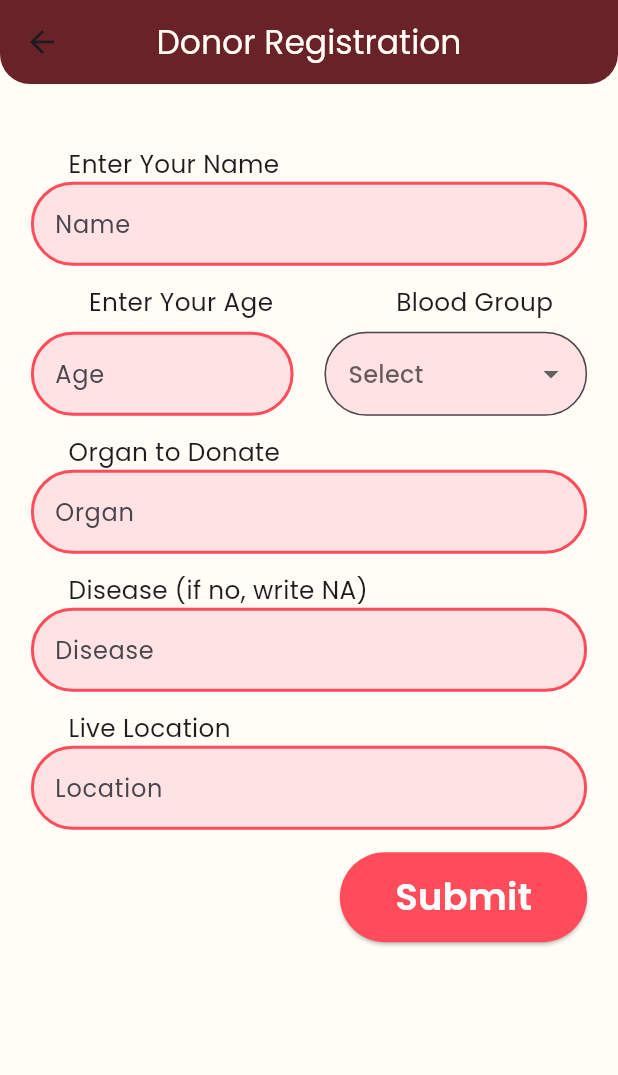
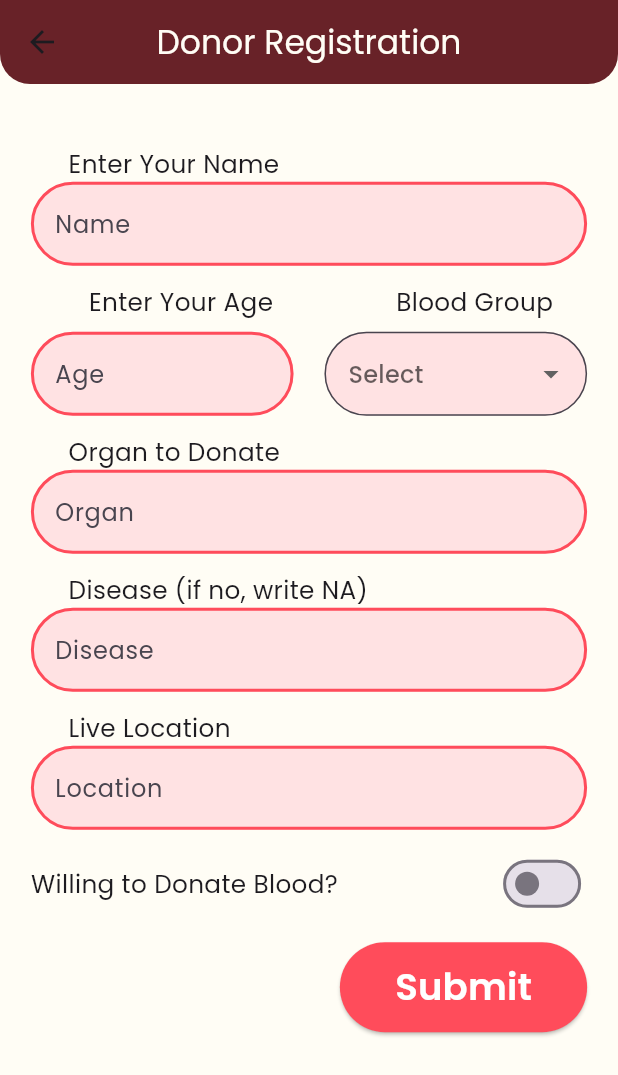
Before and after one commit to manmit-s/organconnect_app, a Flutter app: the WhoAreYou screen opened directly, after a tap on "I'm a Donor", on a phone screen of 412 x 824 dp. Shown: the top 1075 px of the screen. Run offline on Flutter 3.47's test engine with Material 3 defaults, Android fonts, the phone set to English and light mode, and no system bars.

Commit message:
ui improvement

```diff
--- a/lib/donor_page.dart
+++ b/lib/donor_page.dart
@@ -1,10 +1,16 @@
 import 'package:flutter/material.dart';
 import 'package:organconnect_app/components/components.dart';
 import 'package:organconnect_app/donor_dashboard.dart';
-import 'package:organconnect_app/status_page.dart';
 import 'components/bloodgroup_component.dart';
 
-class DonorPage extends StatelessWidget {
+class DonorPage extends StatefulWidget {
+  @override
+  _DonorPageState createState() => _DonorPageState();
+}
+
+class _DonorPageState extends State<DonorPage> {
+  bool _wantsToDonateBlood = false; // State variable for the toggle switch
+
   @override
   Widget build(BuildContext context) {
     final screenSize = MediaQuery.of(context).size;
@@ -45,6 +51,8 @@ class DonorPage extends StatelessWidget {
                 SizedBox(height: 12),
                 _buildTextFieldLabel("Live Location", screenWidth),
                 _buildTextField(screenWidth, "Location"),
+                SizedBox(height: 12),
+                _buildBloodDonationToggle(screenWidth), // Add the toggle switch here
                 SizedBox(height: 15),
                 _buildSubmitButton(context, screenWidth),
               ],
@@ -100,6 +108,27 @@ class DonorPage extends StatelessWidget {
     );
   }
 
+  Widget _buildBloodDonationToggle(double screenWidth) {
+    return Row(
+      mainAxisAlignment: MainAxisAlignment.spaceBetween,
+      children: [
+        Text(
+          "Willing to Donate Blood?",
+          style: TextStyle(fontSize: screenWidth * 0.04),
+        ),
+        Switch(
+          value: _wantsToDonateBlood,
+          onChanged: (value) {
+            setState(() {
+              _wantsToDonateBlood = value; // Update the state
+            });
+          },
+          activeColor: Color(0xffFF4C5B), // Customize the active color
+        ),
+      ],
+    );
+  }
+
   Widget _buildSubmitButton(BuildContext context, double screenWidth) {
     return Padding(
       padding: EdgeInsets.only(left: screenWidth * 0.5),
--- a/lib/main.dart
+++ b/lib/main.dart
@@ -1,6 +1,4 @@
 import "package:flutter/material.dart";
-import "package:organconnect_app/donor_dashboard.dart";
-import "package:organconnect_app/hospital_dashboard.dart";
 import "login_page.dart";// Import the new login page
 
 void main() {
--- a/lib/who_are_you.dart
+++ b/lib/who_are_you.dart
@@ -1,6 +1,7 @@
 import "package:flutter/material.dart";
 import "package:organconnect_app/donor_page.dart";
 import "package:organconnect_app/hospital_page.dart";
+import "package:organconnect_app/styles.dart";
 
 class WhoAreYou extends StatelessWidget {
   @override
@@ -10,26 +11,15 @@ class WhoAreYou extends StatelessWidget {
 
     return SafeArea(
       child: Scaffold(
-        backgroundColor: const Color(0xffFFA4A7),
+        backgroundColor: const Color(0xffFFFDF5),
         body: Center(
           child: Column(
             mainAxisAlignment: MainAxisAlignment.center,
             children: [
-              SizedBox(height: 100),
+              SizedBox(height: 50),
               Text(
                 "Who Are You?",
-                style: TextStyle(
-                  color: Color(0xffFF4C5B),
-                  fontSize: screenWidth * 0.1, // 10% of screen width
-                  fontWeight: FontWeight.bold,
-                  shadows: [
-                    Shadow(
-                      color: Colors.grey,
-                      blurRadius: 4.0,
-                    ),
-                  ],
-                ),
-              ),
+                style: title),
               SizedBox(height: 80),
               _buildRoleButton(context, "I'm a Donor", "assets/images/person.png", DonorPage()),
               SizedBox(height: 40),
@@ -50,7 +40,7 @@ class WhoAreYou extends StatelessWidget {
         decoration: BoxDecoration(
           borderRadius: BorderRadius.circular(30),
           border: Border.all(color: Color(0xffFF4C5B), width: 4),
-          color: Color(0xffFFE2E3),
+          color: Color(0xffffeced),
         ),
         width: 300,
         height: 200,
```
Also changed, not shown: lib/hospital_page.dart (+31 -2 lines).
